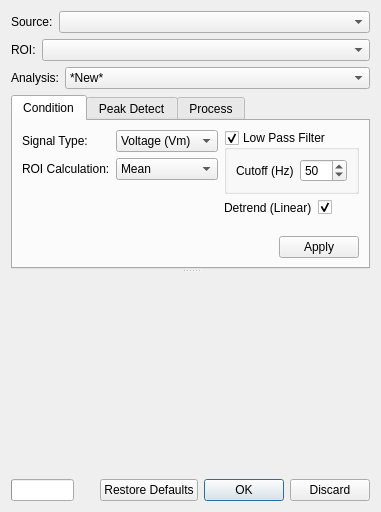
Old version of the form src/ui/KairoSightWidgetAnalyze.ui in the repository kairosight/KairoSight.
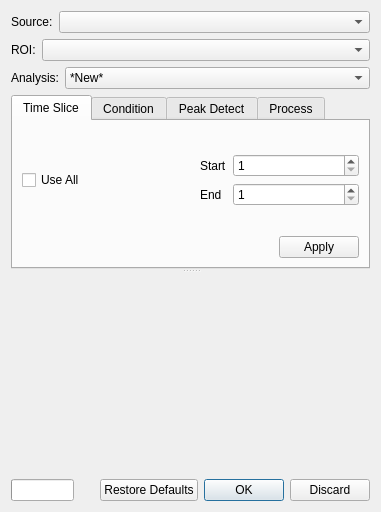
New version of the form. Custom widgets are drawn as their Qt base class.

Commit message: Added analysis time slicing

The edit to the form file:
```diff
--- a/src/ui/KairoSightWidgetAnalyze.ui
+++ b/src/ui/KairoSightWidgetAnalyze.ui
@@ -166,6 +166,121 @@
       <property name="tabBarAutoHide">
        <bool>false</bool>
       </property>
+      <widget class="QWidget" name="tabTimeSlice">
+       <property name="enabled">
+        <bool>true</bool>
+       </property>
+       <attribute name="title">
+        <string>Time Slice</string>
+       </attribute>
+       <layout class="QVBoxLayout" name="verticalLayout_3">
+        <item>
+         <layout class="QHBoxLayout" name="horizontalLayout_7">
+          <item>
+           <widget class="QCheckBox" name="checkBoxTimeAll">
+            <property name="sizePolicy">
+             <sizepolicy hsizetype="Minimum" vsizetype="Fixed">
+              <horstretch>0</horstretch>
+              <verstretch>0</verstretch>
+             </sizepolicy>
+            </property>
+            <property name="text">
+             <string>Use All</string>
+            </property>
+            <property name="checked">
+             <bool>false</bool>
+            </property>
+           </widget>
+          </item>
+          <item>
+           <spacer name="horizontalSpacer_2">
+            <property name="orientation">
+             <enum>Qt::Horizontal</enum>
+            </property>
+            <property name="sizeType">
+             <enum>QSizePolicy::Preferred</enum>
+            </property>
+            <property name="sizeHint" stdset="0">
+             <size>
+              <width>13</width>
+              <height>20</height>
+             </size>
+            </property>
+           </spacer>
+          </item>
+          <item>
+           <layout class="QFormLayout" name="formLayout_4">
+            <property name="formAlignment">
+             <set>Qt::AlignLeading|Qt::AlignLeft|Qt::AlignVCenter</set>
+            </property>
+            <item row="0" column="0">
+             <widget class="QLabel" name="startLabel">
+              <property name="text">
+               <string>Start</string>
+              </property>
+             </widget>
+            </item>
+            <item row="0" column="1">
+             <widget class="QSpinBox" name="startSpinBox">
+              <property name="enabled">
+               <bool>true</bool>
+              </property>
+              <property name="minimumSize">
+               <size>
+                <width>60</width>
+                <height>0</height>
+               </size>
+              </property>
+              <property name="minimum">
+               <number>1</number>
+              </property>
+              <property name="maximum">
+               <number>999999</number>
+              </property>
+             </widget>
+            </item>
+            <item row="1" column="1">
+             <widget class="QSpinBox" name="endSpinBox">
+              <property name="minimumSize">
+               <size>
+                <width>60</width>
+                <height>0</height>
+               </size>
+              </property>
+              <property name="minimum">
+               <number>1</number>
+              </property>
+              <property name="maximum">
+               <number>999999</number>
+              </property>
+             </widget>
+            </item>
+            <item row="1" column="0">
+             <widget class="QLabel" name="endLabel">
+              <property name="text">
+               <string>End</string>
+              </property>
+             </widget>
+            </item>
+           </layout>
+          </item>
+         </layout>
+        </item>
+        <item>
+         <widget class="QDialogButtonBox" name="buttonBoxTimeSlice">
+          <property name="sizePolicy">
+           <sizepolicy hsizetype="Preferred" vsizetype="Fixed">
+            <horstretch>0</horstretch>
+            <verstretch>0</verstretch>
+           </sizepolicy>
+          </property>
+          <property name="standardButtons">
+           <set>QDialogButtonBox::Apply</set>
+          </property>
+         </widget>
+        </item>
+       </layout>
+      </widget>
       <widget class="QWidget" name="tabCondition">
        <attribute name="title">
         <string>Condition</string>
```
The commit also changes 4 other files.
